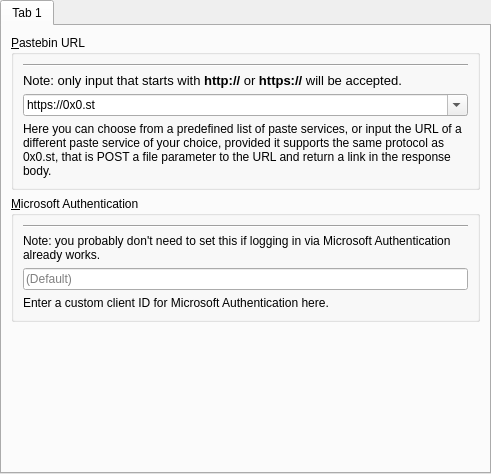
PolyMC/PolyMC, file launcher/ui/pages/global/APIPage.ui: the form before one commit.
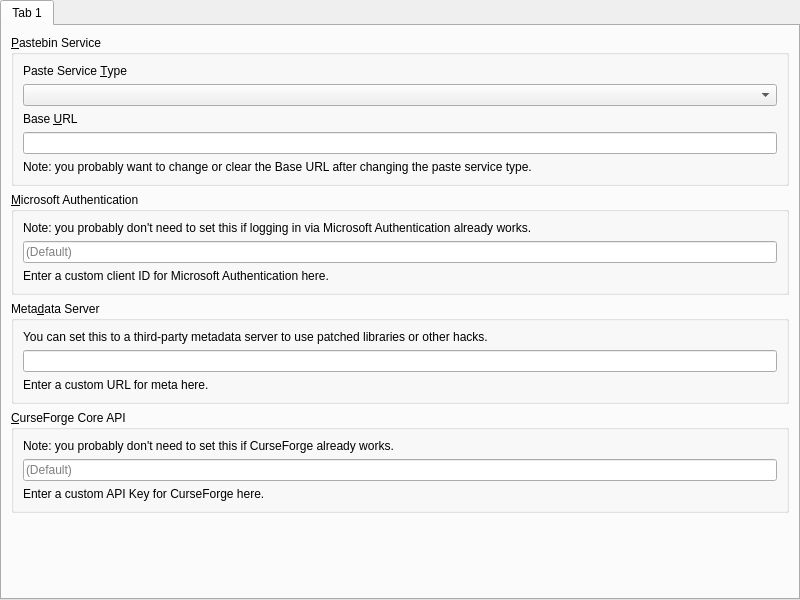
The form after the commit.

```diff
--- a/launcher/ui/pages/global/APIPage.ui
+++ b/launcher/ui/pages/global/APIPage.ui
@@ -6,8 +6,8 @@
    <rect>
     <x>0</x>
     <y>0</y>
-    <width>491</width>
-    <height>474</height>
+    <width>800</width>
+    <height>600</height>
    </rect>
   </property>
   <layout class="QVBoxLayout" name="verticalLayout">
@@ -36,60 +36,50 @@
        <item>
         <widget class="QGroupBox" name="groupBox_paste">
          <property name="title">
-          <string>&amp;Pastebin URL</string>
+          <string>&amp;Pastebin Service</string>
          </property>
          <layout class="QVBoxLayout" name="verticalLayout_3">
           <item>
-           <widget class="Line" name="line">
-            <property name="orientation">
-             <enum>Qt::Horizontal</enum>
+           <widget class="QLabel" name="pasteServiceTypeLabel">
+            <property name="text">
+             <string>Paste Service &amp;Type</string>
             </property>
+            <property name="buddy">
+             <cstring>pasteTypeComboBox</cstring>
+            </property>
            </widget>
           </item>
           <item>
-           <widget class="QLabel" name="label_2">
-            <property name="font">
-             <font>
-              <pointsize>10</pointsize>
-             </font>
-            </property>
+           <widget class="QComboBox" name="pasteTypeComboBox"/>
+          </item>
+          <item>
+           <widget class="QLabel" name="baseURLLabel">
             <property name="text">
-             <string>&lt;html&gt;&lt;head/&gt;&lt;body&gt;&lt;p&gt;Note: only input that starts with &lt;span style=&quot; font-weight:600;&quot;&gt;http://&lt;/span&gt; or &lt;span style=&quot; font-weight:600;&quot;&gt;https://&lt;/span&gt; will be accepted.&lt;/p&gt;&lt;/body&gt;&lt;/html&gt;</string>
+             <string>Base &amp;URL</string>
             </property>
-            <property name="scaledContents">
-             <bool>false</bool>
+            <property name="buddy">
+             <cstring>baseURLEntry</cstring>
             </property>
            </widget>
           </item>
           <item>
-           <widget class="QComboBox" name="urlChoices">
-            <property name="editable">
+           <widget class="QLineEdit" name="baseURLEntry">
+            <property name="placeholderText">
+             <string/>
+            </property>
+            <property name="clearButtonEnabled">
              <bool>true</bool>
             </property>
-            <property name="insertPolicy">
-             <enum>QComboBox::NoInsert</enum>
-            </property>
-            <item>
-             <property name="text">
-              <string notr="true">https://0x0.st</string>
-             </property>
-            </item>
            </widget>
           </item>
           <item>
-           <widget class="QLabel" name="label">
+           <widget class="QLabel" name="baseURLNote">
             <property name="text">
-             <string>&lt;html&gt;&lt;head/&gt;&lt;body&gt;&lt;p&gt;Here you can choose from a predefined list of paste services, or input the URL of a different paste service of your choice, provided it supports the same protocol as 0x0.st, that is POST a file parameter to the URL and return a link in the response body.&lt;/p&gt;&lt;/body&gt;&lt;/html&gt;</string>
-            </property>
-            <property name="textFormat">
-             <enum>Qt::RichText</enum>
+             <string>Note: you probably want to change or clear the Base URL after changing the paste service type.</string>
             </property>
             <property name="wordWrap">
              <bool>true</bool>
             </property>
-            <property name="openExternalLinks">
-             <bool>true</bool>
-            </property>
            </widget>
           </item>
          </layout>
@@ -101,13 +91,6 @@
           <string>&amp;Microsoft Authentication</string>
          </property>
          <layout class="QVBoxLayout" name="verticalLayout_4">
-          <item>
-           <widget class="Line" name="line_2">
-            <property name="orientation">
-             <enum>Qt::Horizontal</enum>
-            </property>
-           </widget>
-          </item>
           <item>
            <widget class="QLabel" name="label_3">
             <property name="text">
@@ -147,6 +130,96 @@
          </layout>
         </widget>
        </item>
+       <item>
+        <widget class="QGroupBox" name="groupBox_meta">
+         <property name="title">
+          <string>Meta&amp;data Server</string>
+         </property>
+         <layout class="QVBoxLayout" name="verticalLayout_5">
+          <item>
+           <widget class="QLabel" name="label_5">
+            <property name="text">
+             <string>You can set this to a third-party metadata server to use patched libraries or other hacks.</string>
+            </property>
+            <property name="textFormat">
+             <enum>Qt::RichText</enum>
+            </property>
+            <property name="wordWrap">
+             <bool>true</bool>
+            </property>
+           </widget>
+          </item>
+          <item>
+           <widget class="QLineEdit" name="metaURL">
+            <property name="placeholderText">
+             <string/>
+            </property>
+           </widget>
+          </item>
+          <item>
+           <widget class="QLabel" name="label_6">
+            <property name="text">
+             <string>Enter a custom URL for meta here.</string>
+            </property>
+            <property name="textFormat">
+             <enum>Qt::RichText</enum>
+            </property>
+            <property name="wordWrap">
+             <bool>true</bool>
+            </property>
+            <property name="openExternalLinks">
+             <bool>true</bool>
+            </property>
+           </widget>
+          </item>
+         </layout>
+        </widget>
+       </item>
+       <item>
+        <widget class="QGroupBox" name="groupBox_curse">
+         <property name="enabled">
+          <bool>true</bool>
+         </property>
+         <property name="title">
+          <string>&amp;CurseForge Core API</string>
+         </property>
+         <layout class="QVBoxLayout" name="verticalLayout_6">
+          <item>
+           <widget class="QLabel" name="label_8">
+            <property name="text">
+             <string>Note: you probably don't need to set this if CurseForge already works.</string>
+            </property>
+           </widget>
+          </item>
+          <item>
+           <widget class="QLineEdit" name="curseKey">
+            <property name="enabled">
+             <bool>true</bool>
+            </property>
+            <property name="placeholderText">
+             <string>(Default)</string>
+            </property>
+           </widget>
+          </item>
+          <item>
+           <widget class="QLabel" name="label_7">
+            <property name="text">
+             <string>Enter a custom API Key for CurseForge here. </string>
+            </property>
+            <property name="textFormat">
+             <enum>Qt::RichText</enum>
+            </property>
+            <property name="wordWrap">
+             <bool>true</bool>
+            </property>
+            <property name="openExternalLinks">
+             <bool>true</bool>
+            </property>
+           </widget>
+          </item>
+         </layout>
+        </widget>
+       </item>
        <item>
         <spacer name="verticalSpacer">
          <property name="orientation">
```
Left out of the diff: 3 changed lines with no effect on the pictures.
